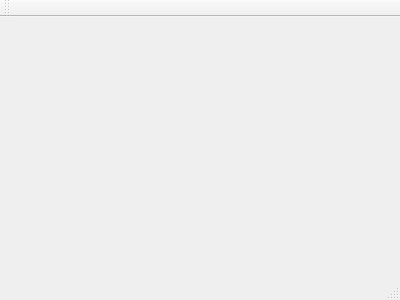
Before: the Qt Designer form src/mainwindow.ui in keshavbhatt/SnapHerald, drawn with Qt 5.
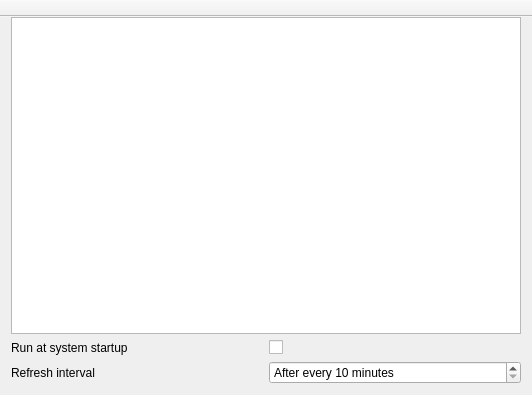
After: the same form once the commit is applied.

The edit to the form file:
```diff
--- a/src/mainwindow.ui
+++ b/src/mainwindow.ui
@@ -1,24 +1,91 @@
 <ui version="4.0">
  <class>MainWindow</class>
- <widget class="QMainWindow" name="MainWindow" >
-  <property name="geometry" >
+ <widget class="QMainWindow" name="MainWindow">
+  <property name="geometry">
    <rect>
     <x>0</x>
     <y>0</y>
-    <width>400</width>
-    <height>300</height>
+    <width>532</width>
+    <height>395</height>
    </rect>
   </property>
   <property name="windowTitle" >
    <string>MainWindow</string>
   </property>
-  <widget class="QMenuBar" name="menuBar" />
-  <widget class="QToolBar" name="mainToolBar" />
-  <widget class="QWidget" name="centralWidget" />
-  <widget class="QStatusBar" name="statusBar" />
+  <widget class="QWidget" name="centralWidget">
+   <layout class="QVBoxLayout" name="verticalLayout">
+    <property name="topMargin">
+     <number>0</number>
+    </property>
+    <item>
+     <widget class="QListWidget" name="results">
+      <property name="spacing">
+       <number>3</number>
+      </property>
+     </widget>
+    </item>
+    <item>
+     <layout class="QGridLayout" name="gridLayout">
+      <item row="1" column="1">
+       <widget class="QSpinBox" name="interval">
+        <property name="suffix">
+         <string> minutes</string>
+        </property>
+        <property name="prefix">
+         <string>After every </string>
+        </property>
+        <property name="minimum">
+         <number>10</number>
+        </property>
+        <property name="maximum">
+         <number>2000</number>
+        </property>
+       </widget>
+      </item>
+      <item row="1" column="0">
+       <widget class="QLabel" name="label">
+        <property name="text">
+         <string>Refresh interval</string>
+        </property>
+       </widget>
+      </item>
+      <item row="0" column="1">
+       <widget class="QCheckBox" name="runAtStartUp">
+        <property name="text">
+         <string/>
+        </property>
+       </widget>
+      </item>
+      <item row="0" column="0">
+       <widget class="QLabel" name="label_2">
+        <property name="text">
+         <string>Run at system startup</string>
+        </property>
+       </widget>
+      </item>
+     </layout>
+    </item>
+   </layout>
+  </widget>
+  <widget class="QToolBar" name="mainToolBar">
+   <property name="movable">
+    <bool>false</bool>
+   </property>
+   <property name="toolButtonStyle">
+    <enum>Qt::ToolButtonTextUnderIcon</enum>
+   </property>
+   <property name="floatable">
+    <bool>false</bool>
+   </property>
+   <attribute name="toolBarArea">
+    <enum>TopToolBarArea</enum>
+   </attribute>
+   <attribute name="toolBarBreak">
+    <bool>false</bool>
+   </attribute>
+  </widget>
  </widget>
- <layoutDefault spacing="6" margin="11" />
- <pixmapfunction></pixmapfunction>
+ <layoutdefault spacing="6" margin="11"/>
  <resources/>
  <connections/>
 </ui>
```
Left out of the diff: 3 changed lines with no effect on the pictures.
